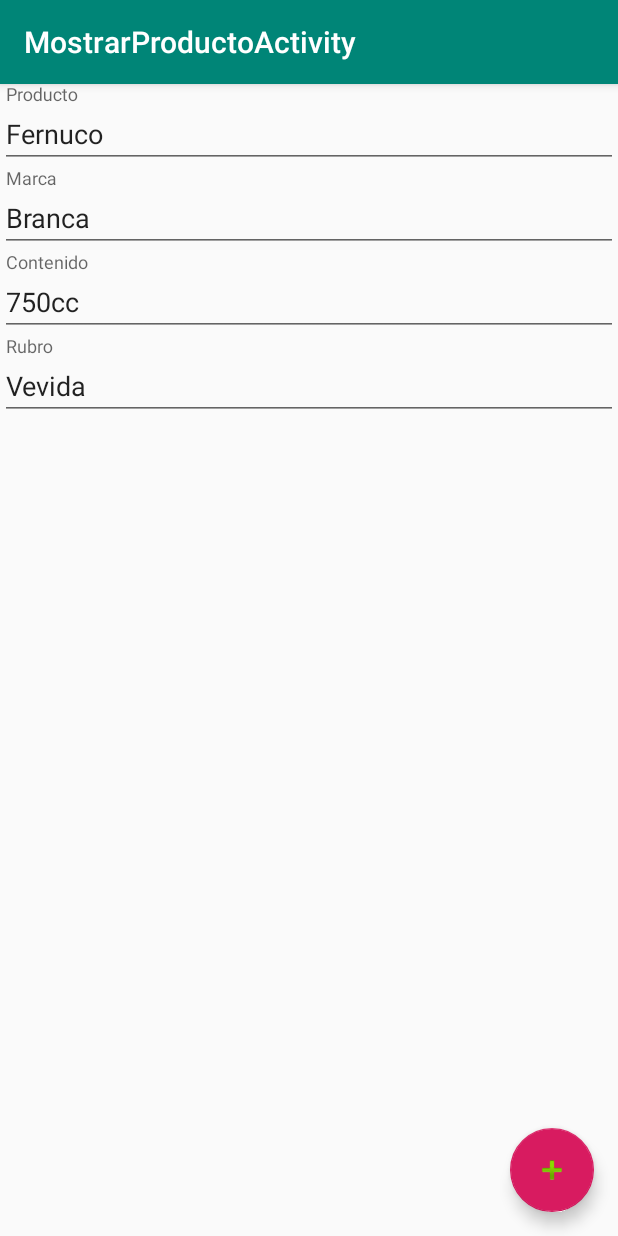
After one commit to carloza/Ofertas, an Android app: the MostrarProductoActivity screen opened directly, with no data from a screen before it, on a phone screen of 412 x 824 dp. The commit adds this screen. Run offline under Robolectric (Android 15) with nearby library versions, the phone set to English and light mode, and no system bars.

Commit message:
Fecha de examen final
agrego este commit para la entrega en la el dia de hoy que he rendido el examen final, los archivos hasta en el repositorio son producto de lo que hice hasta el viernes 16 de sep 2019, de hoy en adelante seguire en desarrolo hasta la fecha de presentacion

```diff
--- a/app/src/main/AndroidManifest.xml
+++ b/app/src/main/AndroidManifest.xml
@@ -9,7 +9,11 @@
         android:roundIcon="@mipmap/ic_launcher_round"
         android:supportsRtl="true"
         android:theme="@style/AppTheme">
-        <activity android:name=".BuscarProductoActivity"></activity>
+        <activity
+            android:name=".MostrarProductoActivity"
+            android:label="@string/title_activity_mostrar_producto"
+            android:theme="@style/AppTheme.NoActionBar"></activity>
+        <activity android:name=".BuscarProductoActivity" />
         <activity android:name=".CargarNuevoActivity" />
         <activity
             android:name=".MainActivity"
--- /dev/null
+++ b/app/src/main/java/com/charlie/ofertas/MostrarProductoActivity.java
@@ -0,0 +1,34 @@
+package com.charlie.ofertas;
+
+import android.os.Bundle;
+
+import com.google.android.material.floatingactionbutton.FloatingActionButton;
+import com.google.android.material.snackbar.Snackbar;
+
+import androidx.appcompat.app.AppCompatActivity;
+import androidx.appcompat.widget.Toolbar;
+
+import android.view.View;
+
+public class MostrarProductoActivity extends AppCompatActivity {
+
+    @Override
+    protected void onCreate(Bundle savedInstanceState) {
+        super.onCreate(savedInstanceState);
+        setContentView(R.layout.activity_mostrar_producto);
+        Toolbar toolbar = findViewById(R.id.toolbar);
+        setSupportActionBar(toolbar);
+
+        FloatingActionButton fab = findViewById(R.id.fab);
+        fab.setOnClickListener(new View.OnClickListener() {
+            @Override
+            public void onClick(View view) {
+                Snackbar.make(view, "Replace with your own action", Snackbar.LENGTH_LONG)
+                        .setAction("Action", null).show();
+            }
+        });
+
+
+    }
+
+}
--- /dev/null
+++ b/app/src/main/res/layout/activity_mostrar_producto.xml
@@ -0,0 +1,33 @@
+<?xml version="1.0" encoding="utf-8"?>
+<androidx.coordinatorlayout.widget.CoordinatorLayout xmlns:android="http://schemas.android.com/apk/res/android"
+    xmlns:app="http://schemas.android.com/apk/res-auto"
+    xmlns:tools="http://schemas.android.com/tools"
+    android:layout_width="match_parent"
+    android:layout_height="match_parent"
+    tools:context=".MostrarProductoActivity">
+
+    <com.google.android.material.appbar.AppBarLayout
+        android:layout_width="match_parent"
+        android:layout_height="wrap_content"
+        android:theme="@style/AppTheme.AppBarOverlay">
+
+        <androidx.appcompat.widget.Toolbar
+            android:id="@+id/toolbar"
+            android:layout_width="match_parent"
+            android:layout_height="?attr/actionBarSize"
+            android:background="?attr/colorPrimary"
+            app:popupTheme="@style/AppTheme.PopupOverlay" />
+
+    </com.google.android.material.appbar.AppBarLayout>
+
+    <include layout="@layout/content_mostrar_producto" />
+
+    <com.google.android.material.floatingactionbutton.FloatingActionButton
+        android:id="@+id/fab"
+        android:layout_width="wrap_content"
+        android:layout_height="wrap_content"
+        android:layout_gravity="bottom|end"
+        android:layout_margin="@dimen/fab_margin"
+        app:srcCompat="@android:drawable/ic_input_add" />
+
+</androidx.coordinatorlayout.widget.CoordinatorLayout>
--- /dev/null
+++ b/app/src/main/res/layout/content_mostrar_producto.xml
@@ -0,0 +1,72 @@
+<?xml version="1.0" encoding="utf-8"?>
+<LinearLayout xmlns:android="http://schemas.android.com/apk/res/android"
+    xmlns:app="http://schemas.android.com/apk/res-auto"
+    xmlns:tools="http://schemas.android.com/tools"
+    android:layout_width="match_parent"
+    android:layout_height="match_parent"
+    android:orientation="vertical"
+    app:layout_behavior="@string/appbar_scrolling_view_behavior"
+    tools:context=".MostrarProductoActivity"
+    tools:showIn="@layout/activity_mostrar_producto" >
+
+    <com.google.android.material.textfield.TextInputLayout
+        android:layout_width="match_parent"
+        android:layout_height="wrap_content">
+
+        <com.google.android.material.textfield.TextInputEditText
+            android:layout_width="match_parent"
+            android:layout_height="wrap_content"
+            android:hint="Producto"
+            android:text="Fernuco"
+            android:editable="false"
+            android:focusable="false"/>
+    </com.google.android.material.textfield.TextInputLayout>
+
+    <com.google.android.material.textfield.TextInputLayout
+        android:layout_width="match_parent"
+        android:layout_height="wrap_content"
+        android:layout_gravity="bottom">
+
+        <com.google.android.material.textfield.TextInputEditText
+            android:layout_width="match_parent"
+            android:layout_height="wrap_content"
+            android:hint="Marca"
+            android:text="Branca"
+            android:editable="false"
+            android:focusable="false" />
+    </com.google.android.material.textfield.TextInputLayout>
+
+    <com.google.android.material.textfield.TextInputLayout
+        android:layout_width="match_parent"
+        android:layout_height="wrap_content"
+        android:layout_gravity="bottom">
+
+        <com.google.android.material.textfield.TextInputEditText
+            android:layout_width="match_parent"
+            android:layout_height="wrap_content"
+            android:hint="Contenido"
+            android:text="750cc"
+            android:editable="false"
+            android:focusable="false" />
+    </com.google.android.material.textfield.TextInputLayout>
+
+    <com.google.android.material.textfield.TextInputLayout
+        android:layout_width="match_parent"
+        android:layout_height="wrap_content"
+        android:layout_gravity="bottom">
+
+        <com.google.android.material.textfield.TextInputEditText
+            android:layout_width="match_parent"
+            android:layout_height="wrap_content"
+            android:hint="Rubro"
+            android:text="Vevida"
+            android:editable="false"
+            android:focusable="false" />
+    </com.google.android.material.textfield.TextInputLayout>
+
+    <ListView
+        android:layout_width="match_parent"
+        android:layout_height="match_parent" />
+
+
+</LinearLayout>
--- a/app/src/main/res/values/dimens.xml
+++ b/app/src/main/res/values/dimens.xml
@@ -1,3 +1,5 @@
 <resources>
     <dimen name="fab_margin">16dp</dimen>
+    <dimen name="app_bar_height">180dp</dimen>
+    <dimen name="text_margin">16dp</dimen>
 </resources>
--- a/app/src/main/res/values/strings.xml
+++ b/app/src/main/res/values/strings.xml
@@ -17,4 +17,6 @@
     <string name="crear">Crear</string>
     <string name="title_activity_mostrar_producto">MostrarProductoActivity</string>
     <!---->
+
+
 </resources>
```
Also changed, not shown: app/src/main/java/com/charlie/ofertas/AdaptadorProductos.java (renamed from app/src/main/java/com/charlie/ofertas/Adaptador.java, +7 -20 lines), app/src/main/java/com/charlie/ofertas/Datos.java (+48 -6 lines), app/src/main/java/com/charlie/ofertas/MainActivity.java (+13 -8 lines), app/src/main/java/com/charlie/ofertas/Producto.java (+31 -4 lines), app/src/main/res/layout/item_producto.xml (renamed from app/src/main/res/layout/itemoferta.xml, +15 -7 lines), app/src/main/res/menu/menu_mostrar_producto.xml (added, +10 -0 lines).
